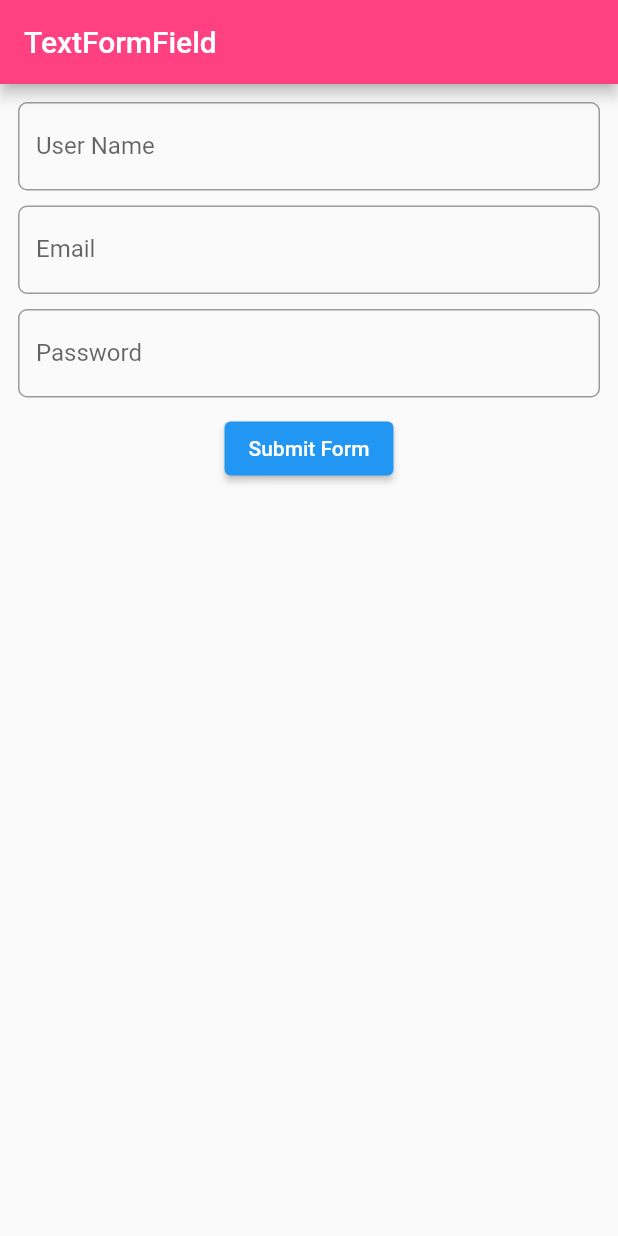
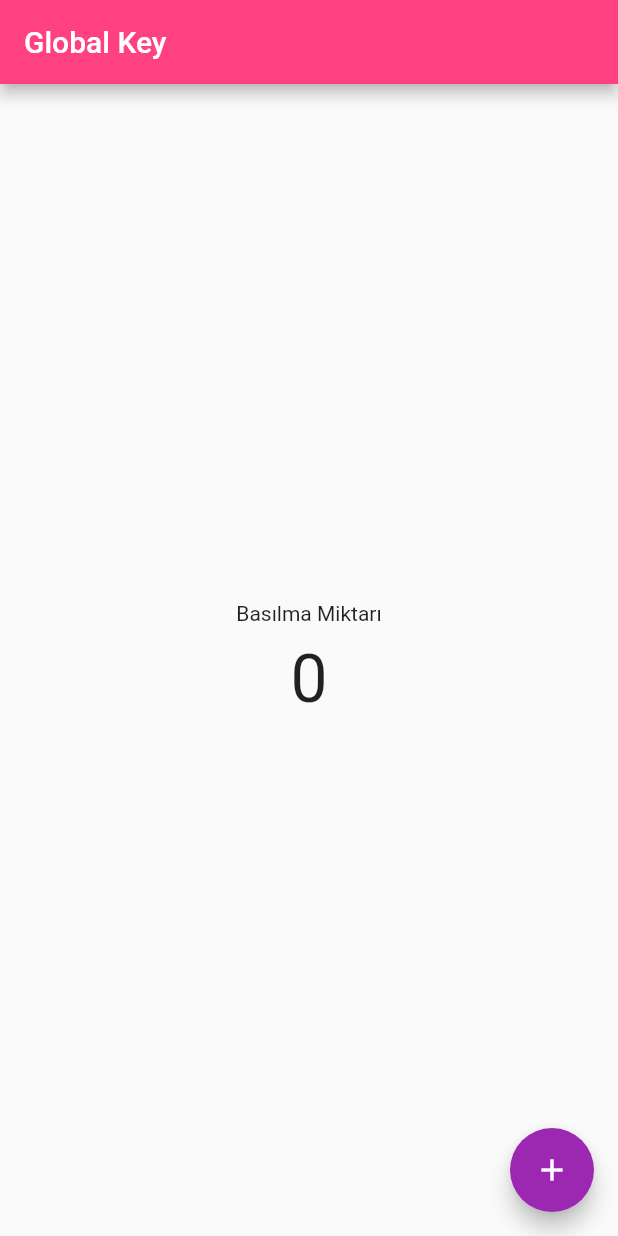
Before and after one commit to remzigunes21/flutter-udemy, a Flutter app: the screen it shows after launch, on a phone screen of 412 x 824 dp. Run offline on Flutter 3.47's test engine with Material 2 defaults, Android fonts, the phone set to English and light mode, and no system bars; our stand-ins replace email_validator.

Commit message:
global key example

```diff
--- /dev/null
+++ b/lib/inputs/glbal_key.dart
@@ -0,0 +1,61 @@
+import 'package:flutter/material.dart';
+
+class GlobalKeyApp extends StatefulWidget {
+  @override
+  _GlobalKeyAppState createState() => _GlobalKeyAppState();
+}
+
+class _GlobalKeyAppState extends State<GlobalKeyApp> {
+  final sayacWidgetKey = GlobalKey<_SayacWidgetState>();
+  @override
+  Widget build(BuildContext context) {
+    return Scaffold(
+      appBar: AppBar(
+        title: Text("Global Key"),
+      ),
+      body: Center(
+        child: Column(
+          mainAxisSize: MainAxisSize.max,
+          mainAxisAlignment: MainAxisAlignment.center,
+          children: [
+            Text("Basılma Miktarı"),
+            SizedBox(
+              height: 10,
+            ),
+            SayacWidget(key: sayacWidgetKey),
+          ],
+        ),
+      ),
+      floatingActionButton: FloatingActionButton(
+        onPressed: () {
+          setState(() {
+            sayacWidgetKey.currentState.increment();
+          });
+        },
+        child: Icon(Icons.add),
+      ),
+    );
+  }
+}
+
+class SayacWidget extends StatefulWidget {
+  const SayacWidget({Key key}) : super(key: key);
+
+  @override
+  _SayacWidgetState createState() => _SayacWidgetState();
+}
+
+class _SayacWidgetState extends State<SayacWidget> {
+  int sayac = 0;
+  void increment() {
+    sayac++;
+  }
+
+  @override
+  Widget build(BuildContext context) {
+    return Text(
+      sayac.toString(),
+      style: TextStyle(fontSize: 44),
+    );
+  }
+}
--- a/lib/main.dart
+++ b/lib/main.dart
@@ -1,6 +1,7 @@
 import 'package:flutter/cupertino.dart';
 import 'package:flutter/material.dart';
 import 'package:learn/HomeScreen.dart';
+import 'package:learn/inputs/glbal_key.dart';
 import 'package:learn/inputs/text_field.dart';
 import 'package:learn/inputs/text_form_field.dart';
 import 'package:learn/listeler/sliver_app_bar.dart';
@@ -19,7 +20,7 @@ class MyApp extends StatelessWidget {
       debugShowCheckedModeBanner: false,
       theme: ThemeData(
           primaryColor: Colors.pinkAccent, accentColor: Colors.purple),
-      home: TextFormFieldApp(),
+      home: GlobalKeyApp(),
       // routes: {
       //   //route map api
       //   "/": (context) => TextFieldApp(),
```
